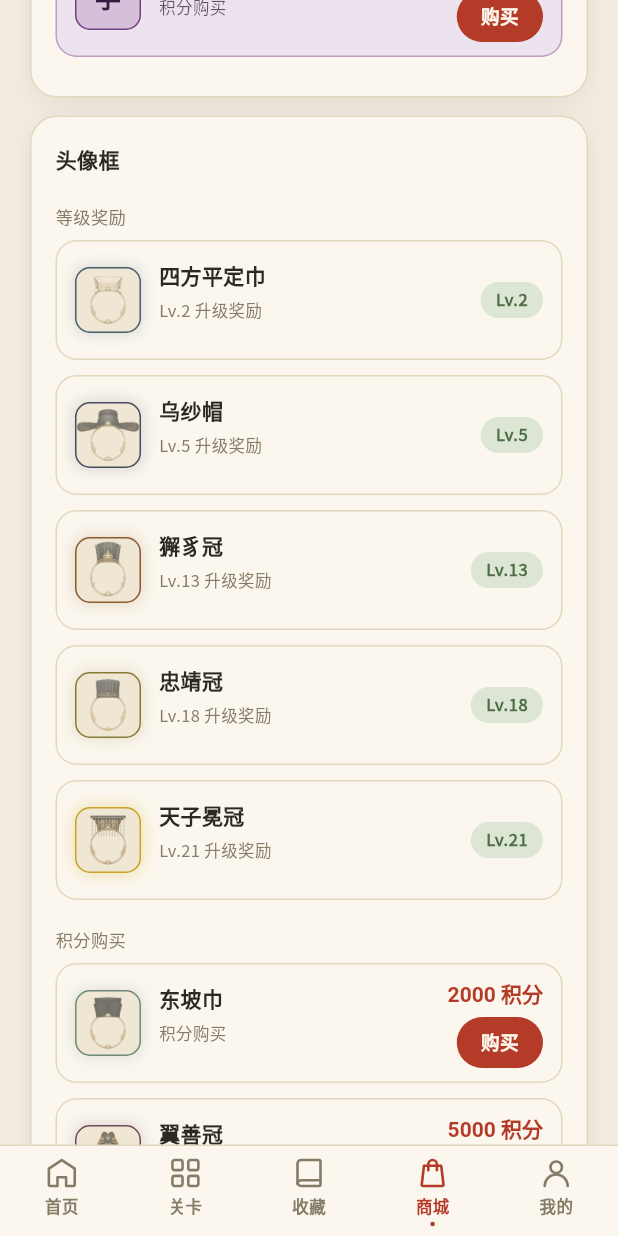
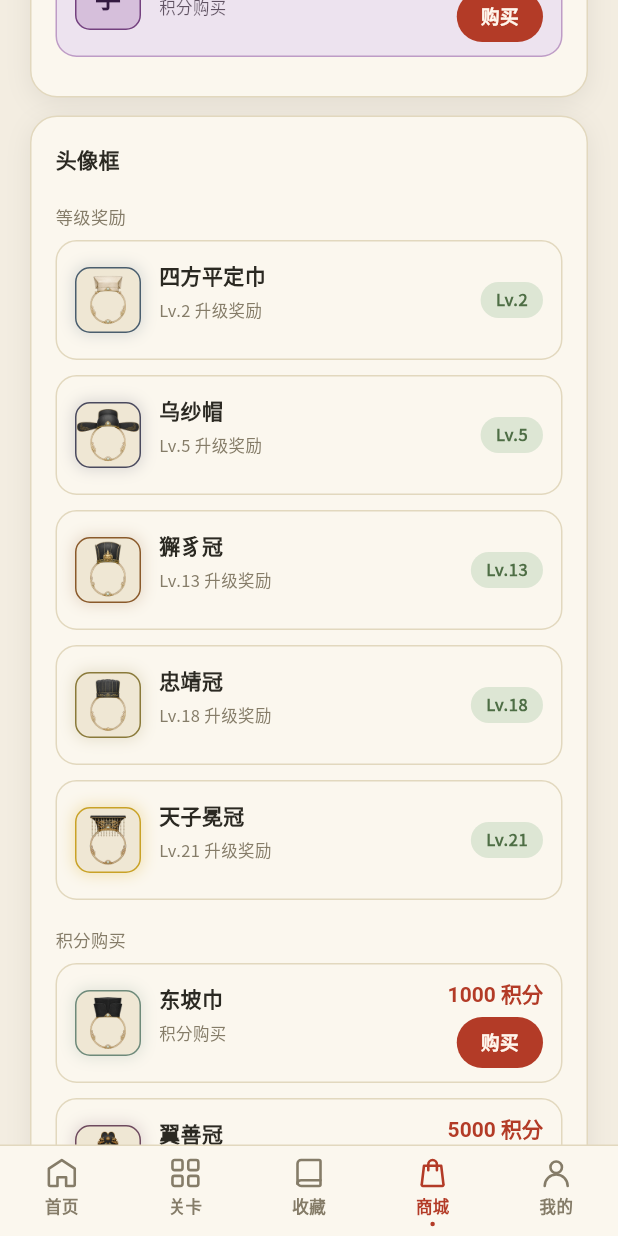
Before and after one commit to warrior2005/idiom_crossword, a Flutter app: the screen it shows after launch, item 4 of the bottom bar chosen, scrolled down 1728 dp, on a phone screen of 412 x 824 dp. Run offline on Flutter 3.47's test engine with Material 3 defaults, Android fonts, the phone set to English and light mode, and no system bars; our stand-ins replace audioplayers, drift, flutter_riverpod, flutter_svg, google_mobile_ads, image_picker and 1 more; missing offline and left inert: app_tracking_transparency, games_services, sqlite3; accounts and stored records are empty; generated files the repository leaves out were written again; Roboto replaces fonts that are missing (Noto Serif SC); statements that could not run were skipped.

Commit message:
调整商品价格和头像框展示

```diff
--- a/lib/src/ui/screens/mine_screen.dart
+++ b/lib/src/ui/screens/mine_screen.dart
@@ -174,7 +174,7 @@ class MineScreen extends ConsumerWidget {
                             ),
                             const SizedBox(height: 3),
                             Text(
-                              '已获 ${player.completedLevels} 关 · ${player.totalXp} 经验',
+                              '已通 ${player.completedLevels} 关 · ${player.totalXp} 经验',
                               style: bodyStyle(
                                 size: 12.5,
                                 color: AppColors.muted,
@@ -184,7 +184,7 @@ class MineScreen extends ConsumerWidget {
                             Text(
                               player.level >= titles.length
                                   ? '已达最高等级「$nextTitle」'
-                                  : '再通关 $levelsToNextTitle 关，晋升「$nextTitle」',
+                                  : '差 $levelsToNextTitle 关，晋升「$nextTitle」',
                               style: bodyStyle(
                                 size: 11.5,
                                 color: AppColors.faint,
--- a/lib/src/ui/screens/shop_screen.dart
+++ b/lib/src/ui/screens/shop_screen.dart
@@ -18,10 +18,10 @@ import '../theme/decoration_catalog.dart';
 
 /// 广告兑换皮肤积分定价（初值，可后续调整）
 const Map<String, int> kAdSkinPoints = {
-  'qiuxiang': 2000, // 秋香
-  'moyu': 3000, // 墨玉
-  'zhusha': 3000, // 朱砂
-  'dailan': 4000, // 黛蓝
+  'qiuxiang': 1000, // 秋香
+  'moyu': 2000, // 墨玉
+  'zhusha': 2500, // 朱砂
+  'dailan': 3000, // 黛蓝
   'ouhe': 4000, // 藕荷
   'jiangzi': 5000, // 绛紫
 };
@@ -1151,9 +1151,7 @@ class _DecoTile extends StatelessWidget {
               ),
               child: Center(
                 child: frame?.asset != null
-                    ? Opacity(
-                        opacity: isActive || isOwned ? 1 : 0.6,
-                        child: Image.asset(
+                    ? Image.asset(
                         frame!.asset!,
                         fit: BoxFit.contain,
                         errorBuilder: (context, error, stackTrace) => Text(
@@ -1163,7 +1161,6 @@ class _DecoTile extends StatelessWidget {
                             fontSize: 18,
                             fontWeight: FontWeight.w700,
                             color: effect?.textColor ?? AppColors.accentDeep,
-                            ),
                           ),
                         ),
                       )
--- a/lib/src/ui/theme/decoration_catalog.dart
+++ b/lib/src/ui/theme/decoration_catalog.dart
@@ -57,7 +57,7 @@ const List<AvatarFrameDef> avatarFrames = [
     color: Color(0xFF6E8A7A),
     glow: Color(0x336E8A7A),
     source: 'points',
-    points: 2000,
+    points: 1000,
     asset: 'assets/images/东坡巾.png',
   ),
   AvatarFrameDef(
```
Also changed, not shown: 3 other files. Lines whose indentation alone changed are shown as unchanged.
